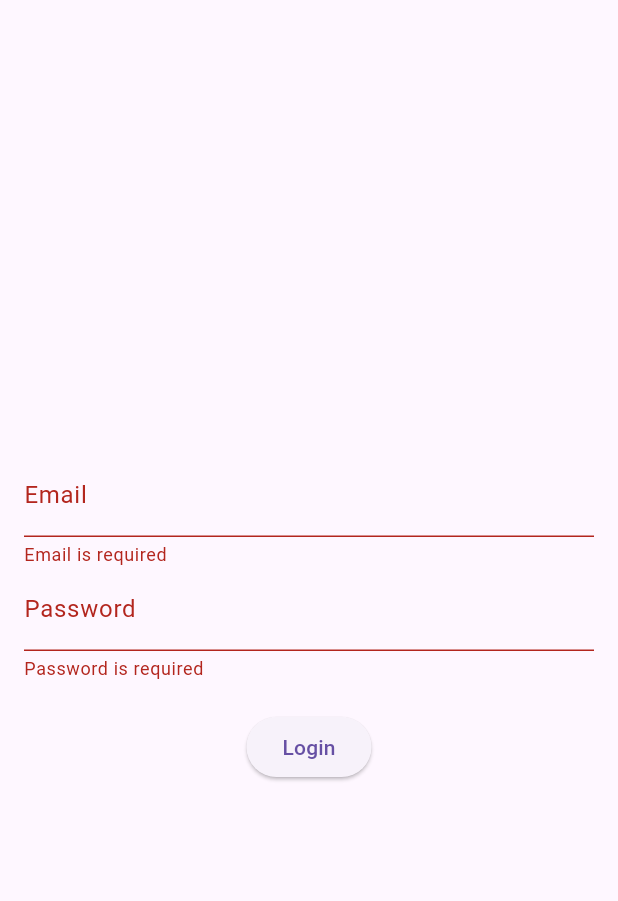
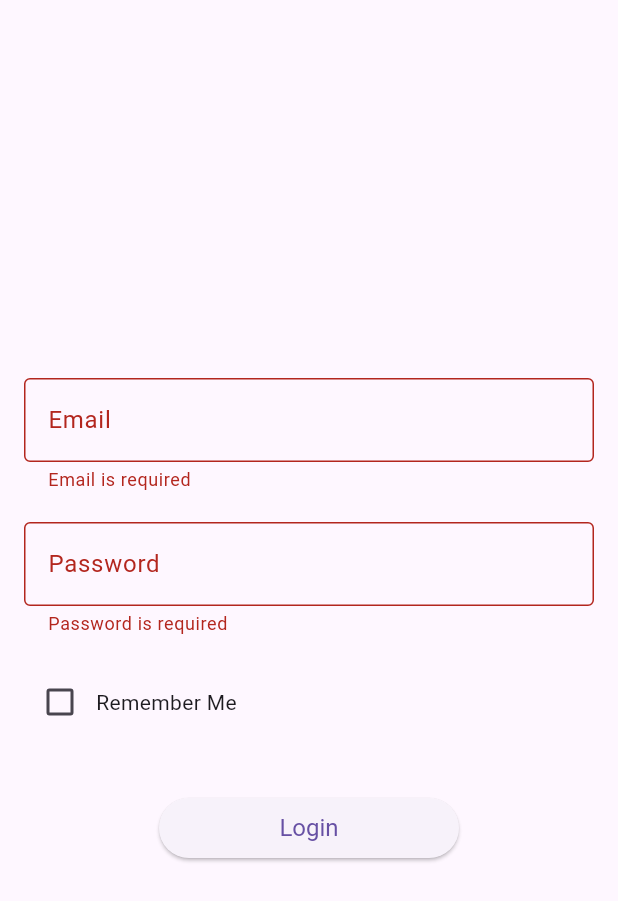
Before and after one commit to KendallRey/testing-flutter, a Flutter app: the screen it shows after launch, after a tap on "Login", on a phone screen of 412 x 824 dp. Shown: the top 901 px of the screen. Run offline on Flutter 3.47's test engine with Material 3 defaults, Android fonts, the phone set to English and light mode, and no system bars; our stand-ins replace cloud_firestore, firebase_auth, firebase_core, flutter_dotenv, go_router, shared_preferences; accounts and stored records are empty.

Commit message:
added "Remember me" to login page

```diff
--- a/lib/features/auth/presentation/screens/login_screen.dart
+++ b/lib/features/auth/presentation/screens/login_screen.dart
@@ -2,8 +2,11 @@
 import 'package:flutter/material.dart';
 import 'package:go_router/go_router.dart';
 import 'package:normal_list/app/core/utils/validators.dart';
+import 'package:normal_list/app/core/widgets/button.dart';
+import 'package:normal_list/app/core/widgets/text_form_field.dart';
 import 'package:normal_list/app/router.dart';
 import 'package:normal_list/features/auth/data/auth_service.dart';
+import 'package:shared_preferences/shared_preferences.dart';
 
 class LoginScreen extends StatefulWidget {
   const LoginScreen({super.key});
@@ -20,6 +23,45 @@ class _LoginScreenState extends State<LoginScreen> {
 
   final AuthService authService = AuthService();
 
+  bool rememberMe = false;
+
+  @override
+  void initState() {
+    super.initState();
+    _loadRememberedCredentials();
+  }
+
+  // Load remembered credentials
+  Future<void> _loadRememberedCredentials() async {
+    final prefs = await SharedPreferences.getInstance();
+    final email = prefs.getString('email');
+    final password = prefs.getString('password');
+    final isRemembered = prefs.getBool('rememberMe') ?? false;
+
+    if(isRemembered && email != null && password != null){
+      emailController.text = email;
+      passwordController.text = password;
+      setState(() {
+        rememberMe = isRemembered;
+      });
+    }
+  }
+
+  // Save credentials
+  Future<void> _saveCredentials() async {
+    final prefs = await SharedPreferences.getInstance();
+    if(rememberMe){
+      prefs.setString('email', emailController.text);
+      prefs.setString('password', passwordController.text);
+      prefs.setBool('rememberMe', true);
+    } else {
+      prefs.remove('email');
+      prefs.remove('password');
+      prefs.setBool('rememberMe', false);
+    }
+  }
+
+  // Handle login
   void handleLogin(BuildContext ctx) async {
 
     if(!_formKey.currentState!.validate()) return;
@@ -34,6 +76,8 @@ class _LoginScreenState extends State<LoginScreen> {
         SnackBar(content: Text('Login failed!'))
       );
     } else {
+      await _saveCredentials();
+      if(!ctx.mounted) return;
       ScaffoldMessenger.of(ctx).showSnackBar(
         SnackBar(content: Text('Welcome to your list!'))
       );
@@ -51,26 +95,43 @@ class _LoginScreenState extends State<LoginScreen> {
           child: Column(
               mainAxisAlignment: MainAxisAlignment.center,
               children: [
-                TextFormField(
+                AppTextFormField(
                   controller: emailController,
-                  decoration:  InputDecoration(labelText: 'Email'),
+                  label: 'Email',
                   keyboardType: TextInputType.emailAddress,
                   validator: FormValidators.validateEmail,
                 ),
-                TextFormField(
+                SizedBox(height: 20),
+                AppTextFormField(
                   controller: passwordController,
-                  decoration: InputDecoration(labelText: 'Password'),
+                  label: 'Password',
                   validator: FormValidators.validatePassword,
                   obscureText: true,
                 ),
                 SizedBox(height: 20),
-                ElevatedButton(
-                  style: ButtonStyle(),
-                  onPressed: () {
-                    handleLogin(context);
-                  },
-                  child: Text('Login')
-                )
+                Row(
+                  children: [
+                    Checkbox(
+                      value: rememberMe, onChanged: (bool? value) {
+                        setState(() {
+                          rememberMe = value ?? false;
+                        });
+                      }
+                    ),
+                    Text('Remember Me')
+                  ],
+                ),
+                SizedBox(height: 40),
+                SizedBox(
+                  width: 200, // Set the width
+                  height: 40, // Set the height
+                  child: AppButton(
+                    onPressed: () {
+                      handleLogin(context);
+                    },
+                    label: 'Login',
+                  ),
+                ),
               ],
             ),
           )
```
